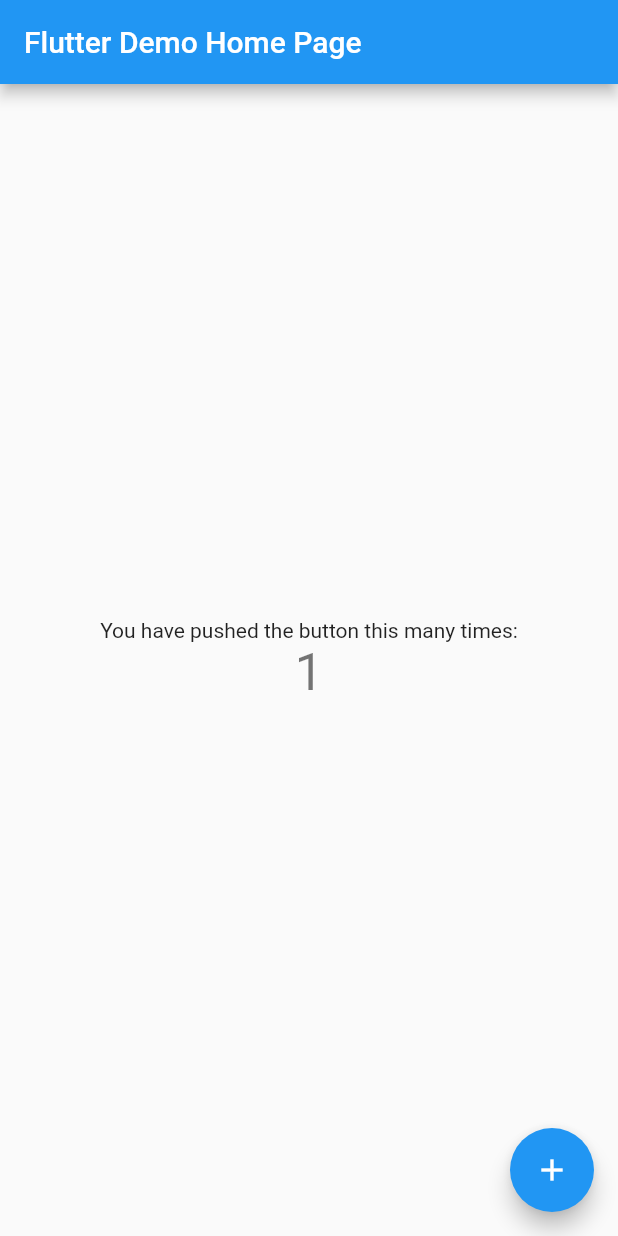
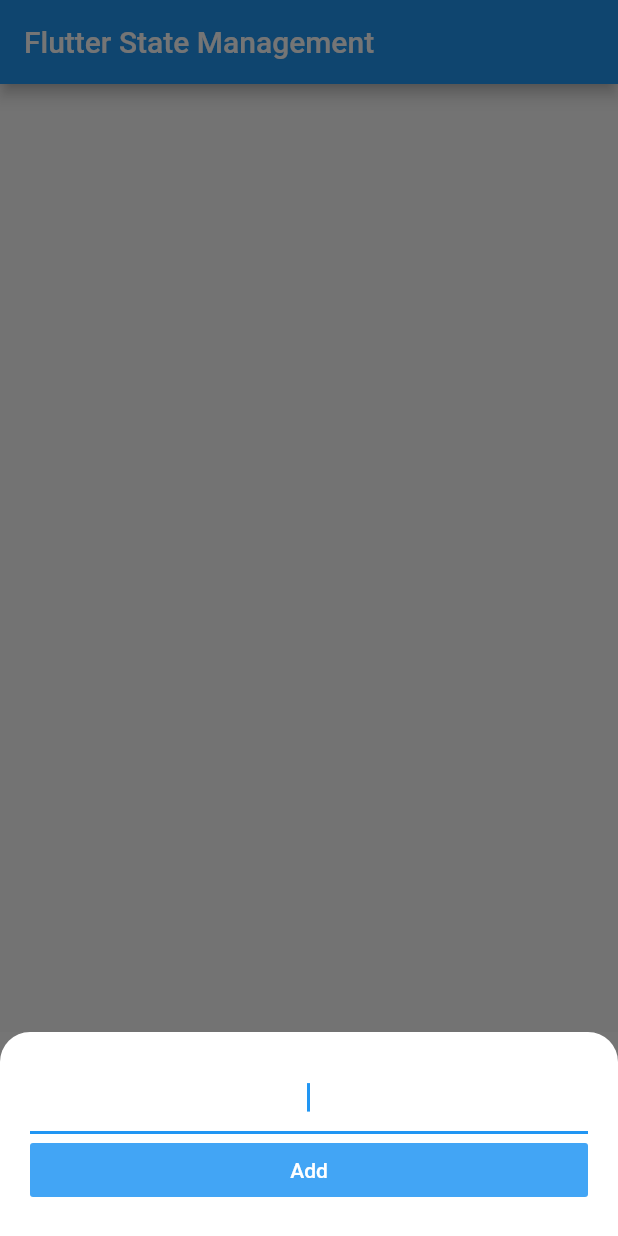
Before and after one commit to pheni-18/flutter_state_management, a Flutter app: the screen it shows after launch, after a tap on the "add" icon, on a phone screen of 412 x 824 dp. Run offline on Flutter 3.47's test engine with Material 2 defaults, Android fonts, the phone set to English and light mode, and no system bars; our stand-ins replace flutter_hooks, flutter_riverpod, freezed_annotation, hooks_riverpod; generated files the repository leaves out were written again.

Commit message:
Add add todo

```diff
--- a/lib/main.dart
+++ b/lib/main.dart
@@ -1,117 +1,21 @@
 import 'package:flutter/material.dart';
+import 'package:flutter_riverpod/flutter_riverpod.dart';
+import 'package:flutter_state_management/pages/home_page.dart';
 
-void main() {
-  runApp(MyApp());
-}
+void main() => runApp(
+      const ProviderScope(
+        child: App(),
+      ),
+    );
 
-class MyApp extends StatelessWidget {
-  // This widget is the root of your application.
+class App extends StatelessWidget {
+  const App({Key key}) : super(key: key);
+
   @override
   Widget build(BuildContext context) {
     return MaterialApp(
-      title: 'Flutter Demo',
-      theme: ThemeData(
-        // This is the theme of your application.
-        //
-        // Try running your application with "flutter run". You'll see the
-        // application has a blue toolbar. Then, without quitting the app, try
-        // changing the primarySwatch below to Colors.green and then invoke
-        // "hot reload" (press "r" in the console where you ran "flutter run",
-        // or simply save your changes to "hot reload" in a Flutter IDE).
-        // Notice that the counter didn't reset back to zero; the application
-        // is not restarted.
-        primarySwatch: Colors.blue,
-        // This makes the visual density adapt to the platform that you run
-        // the app on. For desktop platforms, the controls will be smaller and
-        // closer together (more dense) than on mobile platforms.
-        visualDensity: VisualDensity.adaptivePlatformDensity,
-      ),
-      home: MyHomePage(title: 'Flutter Demo Home Page'),
+      title: 'Flutter State Management',
+      home: HomePage(),
     );
   }
 }
-
-class MyHomePage extends StatefulWidget {
-  MyHomePage({Key key, this.title}) : super(key: key);
-
-  // This widget is the home page of your application. It is stateful, meaning
-  // that it has a State object (defined below) that contains fields that affect
-  // how it looks.
-
-  // This class is the configuration for the state. It holds the values (in this
-  // case the title) provided by the parent (in this case the App widget) and
-  // used by the build method of the State. Fields in a Widget subclass are
-  // always marked "final".
-
-  final String title;
-
-  @override
-  _MyHomePageState createState() => _MyHomePageState();
-}
-
-class _MyHomePageState extends State<MyHomePage> {
-  int _counter = 0;
-
-  void _incrementCounter() {
-    setState(() {
-      // This call to setState tells the Flutter framework that something has
-      // changed in this State, which causes it to rerun the build method below
-      // so that the display can reflect the updated values. If we changed
-      // _counter without calling setState(), then the build method would not be
-      // called again, and so nothing would appear to happen.
-      _counter++;
-    });
-  }
-
-  @override
-  Widget build(BuildContext context) {
-    // This method is rerun every time setState is called, for instance as done
-    // by the _incrementCounter method above.
-    //
-    // The Flutter framework has been optimized to make rerunning build methods
-    // fast, so that you can just rebuild anything that needs updating rather
-    // than having to individually change instances of widgets.
-    return Scaffold(
-      appBar: AppBar(
-        // Here we take the value from the MyHomePage object that was created by
-        // the App.build method, and use it to set our appbar title.
-        title: Text(widget.title),
-      ),
-      body: Center(
-        // Center is a layout widget. It takes a single child and positions it
-        // in the middle of the parent.
-        child: Column(
-          // Column is also a layout widget. It takes a list of children and
-          // arranges them vertically. By default, it sizes itself to fit its
-          // children horizontally, and tries to be as tall as its parent.
-          //
-          // Invoke "debug painting" (press "p" in the console, choose the
-          // "Toggle Debug Paint" action from the Flutter Inspector in Android
-          // Studio, or the "Toggle Debug Paint" command in Visual Studio Code)
-          // to see the wireframe for each widget.
-          //
-          // Column has various properties to control how it sizes itself and
-          // how it positions its children. Here we use mainAxisAlignment to
-          // center the children vertically; the main axis here is the vertical
-          // axis because Columns are vertical (the cross axis would be
-          // horizontal).
-          mainAxisAlignment: MainAxisAlignment.center,
-          children: <Widget>[
-            Text(
-              'You have pushed the button this many times:',
-            ),
-            Text(
-              '$_counter',
-              style: Theme.of(context).textTheme.headline4,
-            ),
-          ],
-        ),
-      ),
-      floatingActionButton: FloatingActionButton(
-        onPressed: _incrementCounter,
-        tooltip: 'Increment',
-        child: Icon(Icons.add),
-      ), // This trailing comma makes auto-formatting nicer for build methods.
-    );
-  }
-}
--- /dev/null
+++ b/lib/models/todos_controller.dart
@@ -0,0 +1,27 @@
+import 'package:hooks_riverpod/hooks_riverpod.dart';
+import 'package:uuid/uuid.dart';
+
+import 'todo.dart';
+import 'todos_state.dart';
+
+final todosProvider = StateNotifierProvider<TodosController>(
+  (ref) => TodosController(),
+);
+
+class TodosController extends StateNotifier<TodosState> {
+  TodosController() : super(TodosState());
+
+  final _uuid = Uuid();
+
+  void add(String title) {
+    state = state.copyWith(
+      todos: [
+        ...state.todos,
+        Todo(
+          id: _uuid.v4(),
+          title: title,
+        ),
+      ],
+    );
+  }
+}
--- /dev/null
+++ b/lib/pages/add_todo_page.dart
@@ -0,0 +1,51 @@
+import 'package:flutter/material.dart';
+import 'package:flutter_hooks/flutter_hooks.dart';
+import 'package:hooks_riverpod/hooks_riverpod.dart';
+
+import 'package:flutter_state_management/models/todos_controller.dart';
+
+class AddTodoPage extends HookWidget {
+  @override
+  Widget build(BuildContext context) {
+    String _newTitle;
+
+    return Container(
+      color: Color(0xff757575),
+      child: Container(
+        padding: EdgeInsets.all(20.0),
+        decoration: BoxDecoration(
+          color: Colors.white,
+          borderRadius: BorderRadius.only(
+            topLeft: Radius.circular(20.0),
+            topRight: Radius.circular(20.0),
+          ),
+        ),
+        child: Column(
+          crossAxisAlignment: CrossAxisAlignment.stretch,
+          children: <Widget>[
+            TextField(
+              autofocus: true,
+              textAlign: TextAlign.center,
+              onChanged: (newText) {
+                _newTitle = newText;
+              },
+            ),
+            FlatButton(
+              child: Text(
+                'Add',
+                style: TextStyle(
+                  color: Colors.white,
+                ),
+              ),
+              color: Colors.blue[400],
+              onPressed: () {
+                context.read(todosProvider).add(_newTitle);
+                Navigator.pop(context);
+              },
+            ),
+          ],
+        ),
+      ),
+    );
+  }
+}
--- /dev/null
+++ b/lib/pages/home_page.dart
@@ -0,0 +1,62 @@
+import 'package:flutter/material.dart';
+import 'package:flutter_hooks/flutter_hooks.dart';
+import 'package:hooks_riverpod/hooks_riverpod.dart';
+
+import 'package:flutter_state_management/models/todos_controller.dart';
+import 'widgets/todo_tile.dart';
+import 'add_todo_page.dart';
+
+class HomePage extends StatelessWidget {
+  const HomePage({Key key}) : super(key: key);
+
+  @override
+  Widget build(BuildContext context) {
+    return Scaffold(
+      appBar: AppBar(
+        title: Text('Flutter State Management'),
+      ),
+      body: _ListView(),
+      floatingActionButton: _FAB(),
+    );
+  }
+}
+
+class _FAB extends StatelessWidget {
+  const _FAB();
+
+  @override
+  Widget build(BuildContext context) {
+    return FloatingActionButton(
+      onPressed: () {
+        showModalBottomSheet(
+          context: context,
+          isScrollControlled: true,
+          builder: (context) => SingleChildScrollView(
+            child: Container(
+              padding: EdgeInsets.only(
+                  bottom: MediaQuery.of(context).viewInsets.bottom),
+              child: AddTodoPage(),
+            ),
+          ),
+        );
+      },
+      child: const Icon(Icons.add),
+    );
+  }
+}
+
+class _ListView extends HookWidget {
+  const _ListView();
+
+  @override
+  Widget build(BuildContext context) {
+    final todosState = useProvider(todosProvider.state);
+    final todos = todosState.todos;
+
+    return ListView.builder(
+      padding: const EdgeInsets.all(10),
+      itemCount: todos.length,
+      itemBuilder: (_, index) => TodoTile(todo: todos[index]),
+    );
+  }
+}
--- a/pubspec.yaml
+++ b/pubspec.yaml
@@ -15,10 +15,13 @@ dependencies:
   hooks_riverpod: ^0.12.4
   freezed: ^0.12.7
   freezed_annotation:
+  uuid: ^2.2.2
 
 dev_dependencies:
   flutter_test:
     sdk: flutter
 
+  build_runner:
+
 flutter:
   uses-material-design: true
```
Also changed, not shown: lib/models/todo.dart (added, +12 -0 lines), lib/models/todos_state.dart (added, +13 -0 lines), lib/pages/widgets/todo_tile.dart (added, +33 -0 lines), lib/models/todo.freezed.dart (added), lib/models/todos_state.freezed.dart (added), pubspec.lock, 1 other file.
